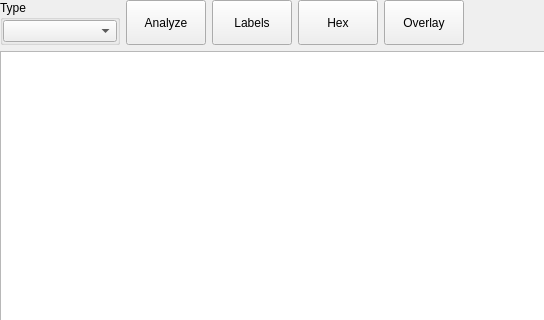
Before: the Qt Designer form xdisasmwidget.ui in horsicq/XDisasm, drawn with Qt 5; both pictures show x 0 to 544 and y 0 to 320 of the 833 by 639 pixel window.
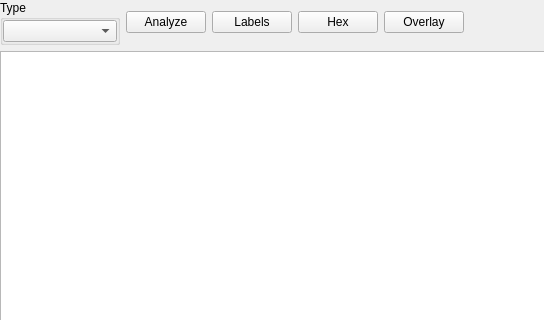
After: the same form once the commit is applied.

```diff
--- a/xdisasmwidget.ui
+++ b/xdisasmwidget.ui
@@ -60,12 +60,6 @@
      </item>
      <item>
       <widget class="QPushButton" name="pushButtonAnalyze">
-       <property name="sizePolicy">
-        <sizepolicy hsizetype="Minimum" vsizetype="Preferred">
-         <horstretch>0</horstretch>
-         <verstretch>0</verstretch>
-        </sizepolicy>
-       </property>
        <property name="text">
         <string>Analyze</string>
        </property>
@@ -73,12 +67,6 @@
      </item>
      <item>
       <widget class="QPushButton" name="pushButtonLabels">
-       <property name="sizePolicy">
-        <sizepolicy hsizetype="Minimum" vsizetype="Preferred">
-         <horstretch>0</horstretch>
-         <verstretch>0</verstretch>
-        </sizepolicy>
-       </property>
        <property name="text">
         <string>Labels</string>
        </property>
@@ -86,12 +74,6 @@
      </item>
      <item>
       <widget class="QPushButton" name="pushButtonHex">
-       <property name="sizePolicy">
-        <sizepolicy hsizetype="Minimum" vsizetype="Preferred">
-         <horstretch>0</horstretch>
-         <verstretch>0</verstretch>
-        </sizepolicy>
-       </property>
        <property name="text">
         <string notr="true">Hex</string>
        </property>
@@ -99,12 +81,6 @@
      </item>
      <item>
       <widget class="QPushButton" name="pushButtonOverlay">
-       <property name="sizePolicy">
-        <sizepolicy hsizetype="Minimum" vsizetype="Preferred">
-         <horstretch>0</horstretch>
-         <verstretch>0</verstretch>
-        </sizepolicy>
-       </property>
        <property name="text">
         <string>Overlay</string>
        </property>
```
